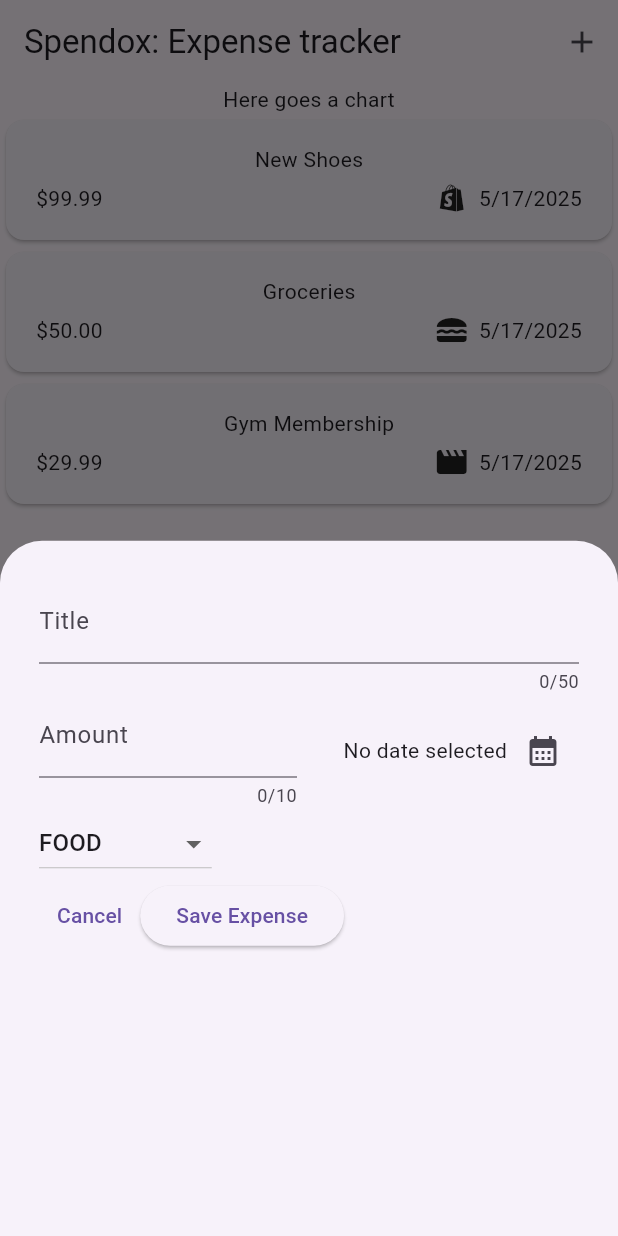
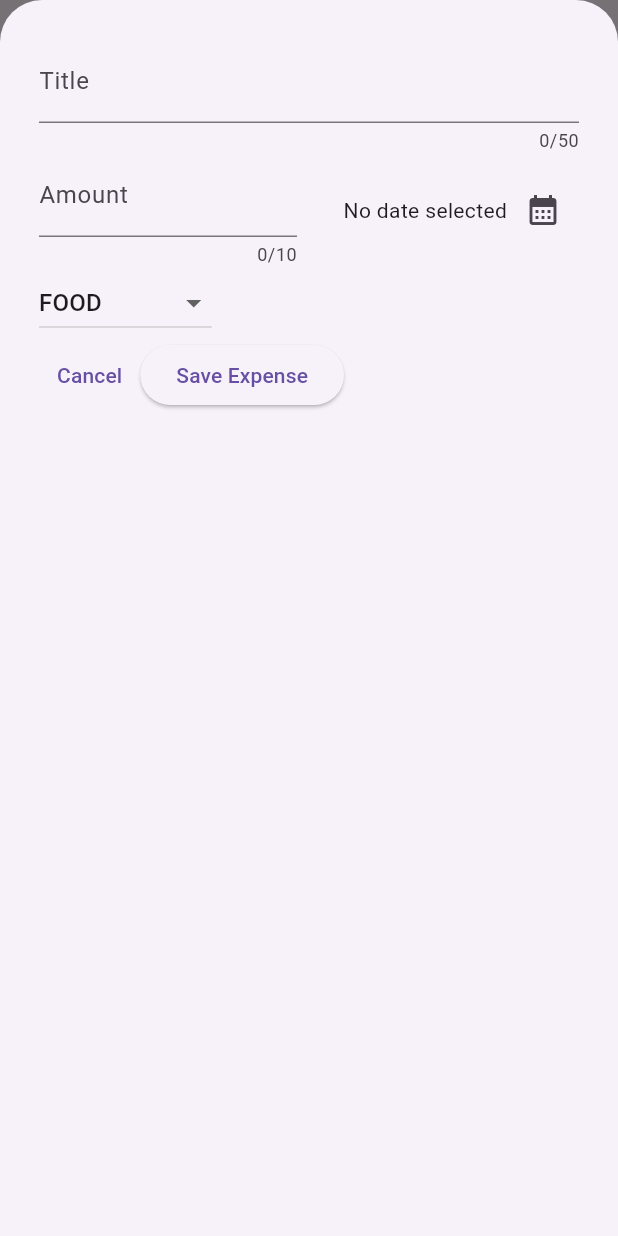
Before and after one commit to AlbertoJTD/Spendox, a Flutter app: the screen it shows after launch, after a tap on the "add" icon, on a phone screen of 412 x 824 dp. Run offline on Flutter 3.47's test engine with Material 3 defaults, Android fonts, the light colour scheme and no system bars.

Commit message:
Display full modal

```diff
--- a/lib/widgets/expenses/start_screen.dart
+++ b/lib/widgets/expenses/start_screen.dart
@@ -22,6 +22,7 @@ class _StartScreenState extends State<StartScreen> {
 
   void _openAddExpenseOverlay() {
     showModalBottomSheet(
+      isScrollControlled: true,
       context: context,
       builder: (contextObject) {
         return NewExpense(
```
